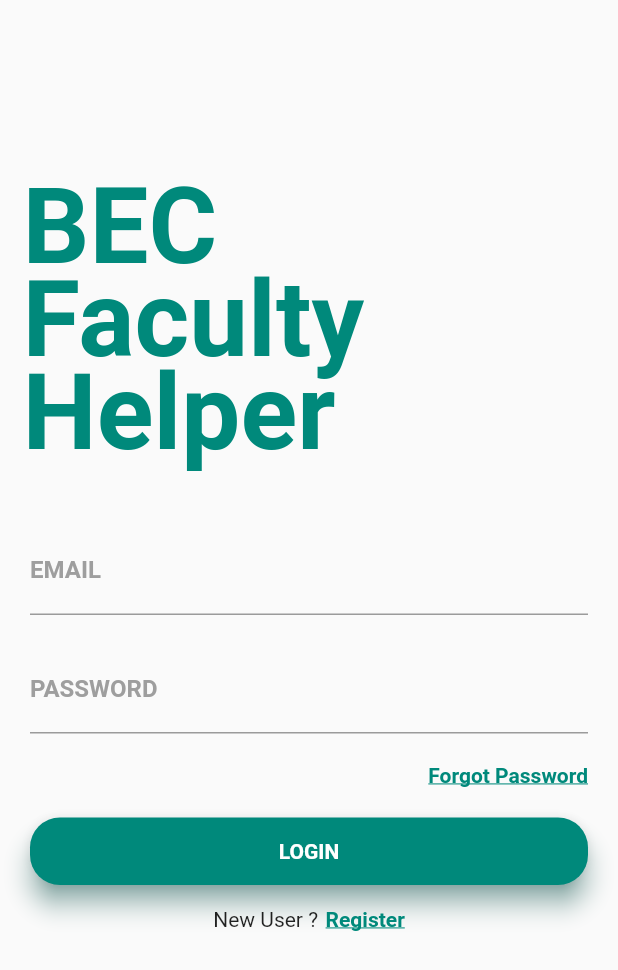
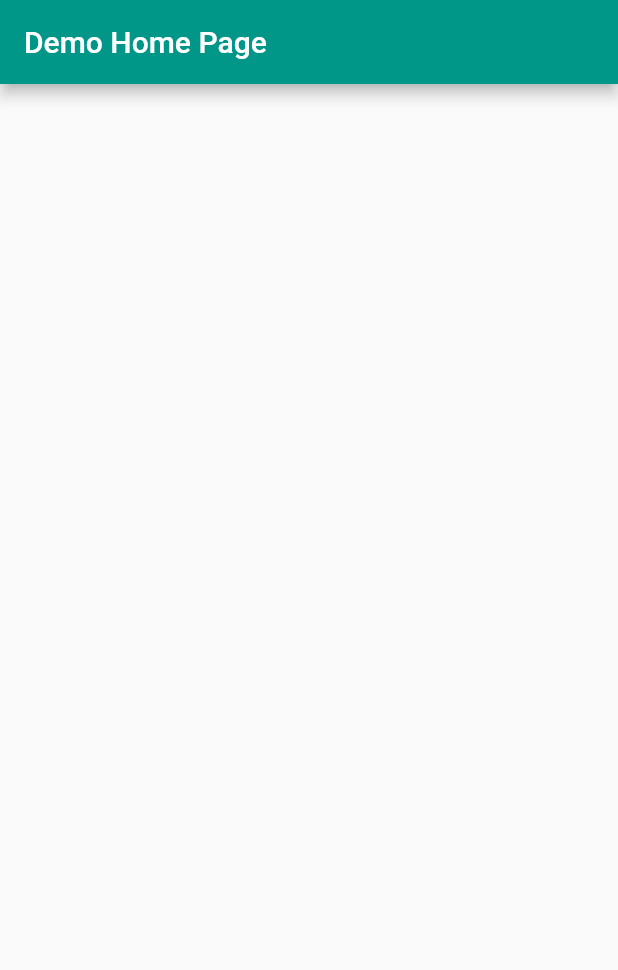
Before and after one commit to ioxvar/BEC-plugin, a Flutter app: the screen it shows after launch, after a tap on "LOGIN", on a phone screen of 412 x 824 dp. Shown: the top 970 px of the screen. Run offline on Flutter 3.47's test engine with Material 2 defaults, Android fonts, the phone set to English and light mode, and no system bars; Roboto replaces fonts that are missing (Montserrat).

Commit message:
Created an empty home page

```diff
--- /dev/null
+++ b/lib/home.dart
@@ -0,0 +1,39 @@
+import 'package:flutter/material.dart';
+
+class HomePage extends StatefulWidget {
+  @override
+  _HomeState createState() => _HomeState();
+}
+
+class _HomeState extends State<HomePage> {
+  @override
+  Widget build(BuildContext context) {
+    return MaterialApp(
+      title: 'Demo',
+      theme: ThemeData(
+        primarySwatch: Colors.teal,
+      ),
+      home: MyHomePage(title: 'Demo Home Page'),
+    );
+  }
+}
+
+class MyHomePage extends StatefulWidget {
+  MyHomePage({Key key, this.title}) : super(key: key);
+
+  final String title;
+
+  @override
+  _MyHomePageState createState() => _MyHomePageState();
+}
+
+class _MyHomePageState extends State<MyHomePage> {
+  @override
+  Widget build(BuildContext context) {
+    return Scaffold(
+      appBar: AppBar(
+        title: Text(widget.title),
+      ),
+    );
+  }
+}
--- a/lib/main.dart
+++ b/lib/main.dart
@@ -1,4 +1,5 @@
 import 'package:flutter/material.dart';
+import 'home.dart';
 
 import 'signup.dart';
 
@@ -10,7 +11,8 @@ class MyApp extends StatelessWidget {
     return new MaterialApp(
       debugShowCheckedModeBanner: false,
       routes: <String, WidgetBuilder>{
-        '/signup': (BuildContext context) => new SignupPage()
+        '/signup': (BuildContext context) => new SignupPage(),
+        '/home': (BuildContext context) => new HomePage()
       },
       home: new MyHomePage(),
     );
@@ -109,7 +111,9 @@ class _MyHomePageState extends State<MyHomePage> {
                     color: Colors.teal[600],
                     elevation: 7.0,
                     child: GestureDetector(
-                      onTap: () {},
+                      onTap: () {
+                        Navigator.of(context).pushNamed('/home');
+                      },
                       child: Center(
                         child: Text(
                           'LOGIN',
@@ -122,10 +126,9 @@ class _MyHomePageState extends State<MyHomePage> {
                     ),
                   ),
                 ),
+                /*
                 // SizedBox(height: 20.0),
                 // Container(
-                //   height: 40.0,
-                //   color: Colors.transparent,
                 //   child: Container(
                 //     decoration: BoxDecoration(
                 //         border: Border.all(
@@ -148,6 +151,7 @@ class _MyHomePageState extends State<MyHomePage> {
                 //     ),
                 //   ),
                 // )
+                */
               ],
             )),
         SizedBox(height: 15.0),
```
Also changed, not shown: 9 other files.
